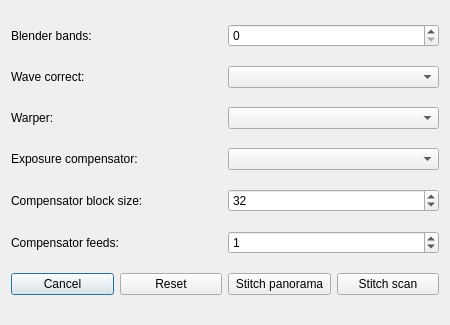
nisemono0/AniStitch, file src/gui/ui/stitchersettingsdialog.ui: the form before one commit.
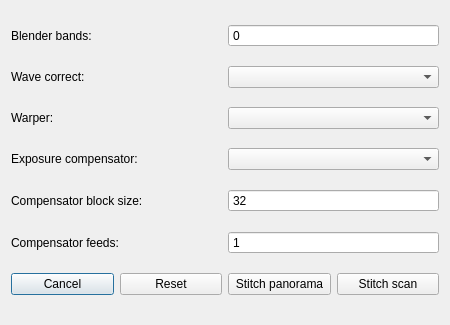
The form after the commit.

Commit message: Adde crop button * The crop button will crop the selected images   with the given settings

Patch:
```diff
--- a/src/gui/ui/stitchersettingsdialog.ui
+++ b/src/gui/ui/stitchersettingsdialog.ui
@@ -37,6 +37,9 @@
      </item>
      <item>
       <widget class="QSpinBox" name="spinBoxNumberBands">
+       <property name="buttonSymbols">
+        <enum>QAbstractSpinBox::ButtonSymbols::NoButtons</enum>
+       </property>
        <property name="maximum">
         <number>100</number>
        </property>
@@ -118,6 +121,9 @@
      </item>
      <item>
       <widget class="QSpinBox" name="spinBoxCompensatorBlockSize">
+       <property name="buttonSymbols">
+        <enum>QAbstractSpinBox::ButtonSymbols::NoButtons</enum>
+       </property>
        <property name="maximum">
         <number>100</number>
        </property>
@@ -139,6 +145,9 @@
      </item>
      <item>
       <widget class="QSpinBox" name="spinBoxCompensatorFeeds">
+       <property name="buttonSymbols">
+        <enum>QAbstractSpinBox::ButtonSymbols::NoButtons</enum>
+       </property>
        <property name="maximum">
         <number>100</number>
        </property>
```
The commit also changes 16 other files.
